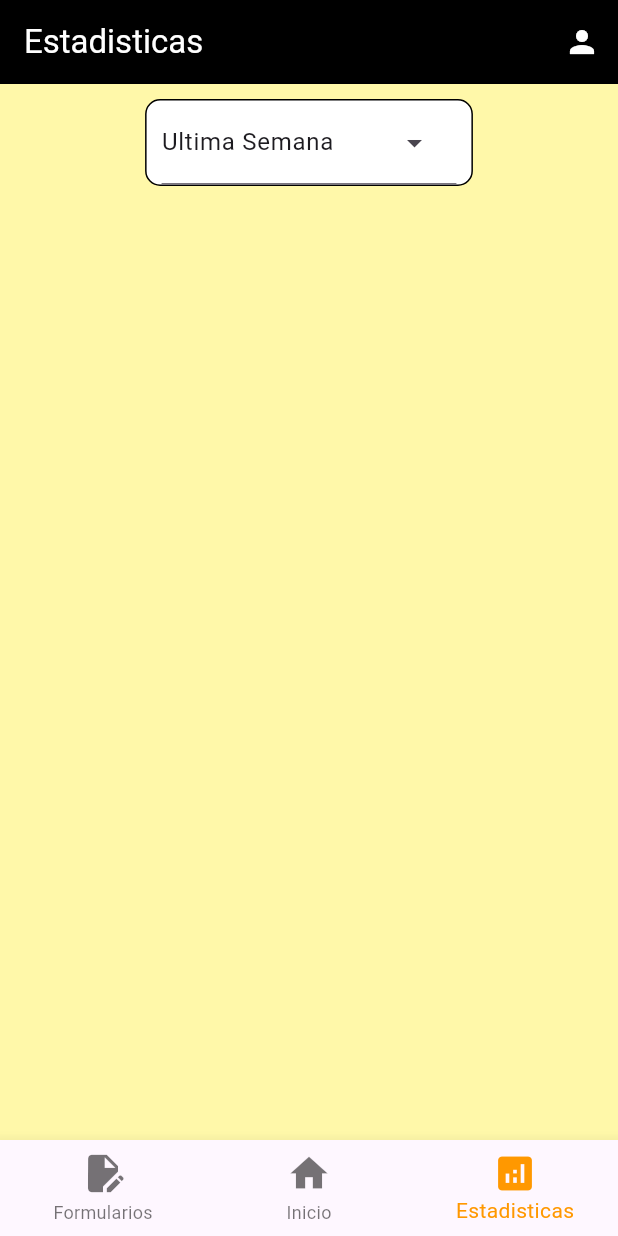
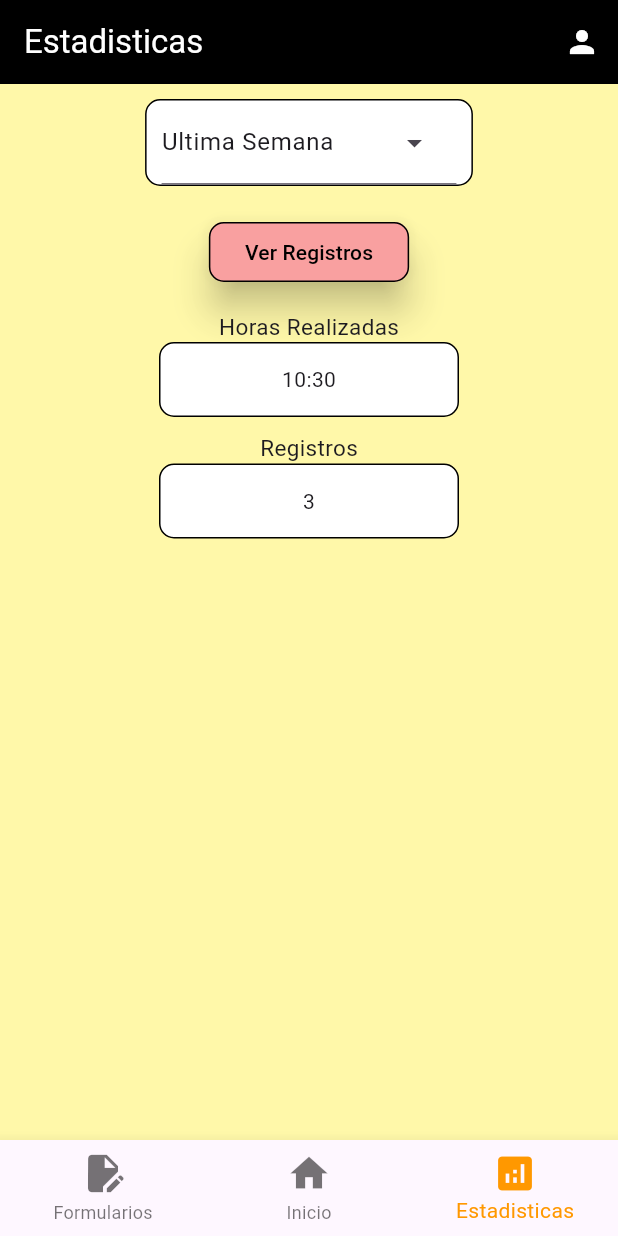
Before and after one commit to Michael-VillanuevaTorres/ProyectoBomberos, a Flutter app: the screen it shows after launch, item 3 of the bottom bar chosen, on a phone screen of 412 x 824 dp. Run offline on Flutter 3.47's test engine with Material 2 defaults, Android fonts, the phone set to English and light mode, and no system bars; our stand-ins replace dropdown_button2, fluttertoast.

```diff
--- a/app/lib/main.dart
+++ b/app/lib/main.dart
@@ -1,4 +1,5 @@
 import 'package:app/pages/menu.dart';
+import 'package:app/pages/register.dart';
 import 'package:flutter/material.dart';
 
 void main() {
@@ -12,6 +13,14 @@ class MyApp extends StatelessWidget {
   @override
   Widget build(BuildContext context) {
     return MaterialApp(
+      debugShowCheckedModeBanner: false,
+      // Definimos la ruta inicial
+      initialRoute: '/',
+      // Definimos la lista de rutas en nuestra aplicación
+      routes: <String, WidgetBuilder>{
+        //'/': (BuildContext context) => MenuPage(),
+        'registers': (BuildContext context) => tableRegister(),
+      },
       title: 'Flutter Demo',
       theme: ThemeData(
         // This is the theme of your application.
--- a/app/lib/pages/statistics.dart
+++ b/app/lib/pages/statistics.dart
@@ -1,3 +1,4 @@
+import 'package:app/pages/widget.dart';
 import 'package:flutter/material.dart';
 
 class statistics extends StatefulWidget {
@@ -10,6 +11,7 @@ class statistics extends StatefulWidget {
 class _statisticsState extends State<statistics> {
   List<String> list = <String>['Ultima Semana', 'Ultimo mes'];
   String dropdownValue = "";
+  //int registros = 3; // registros Semanales
 
   @override
   Widget build(BuildContext context) {
@@ -17,7 +19,7 @@ class _statisticsState extends State<statistics> {
       child: Column(
         children: [
           Container(
-            margin: EdgeInsets.only(top: 10),
+            margin: EdgeInsets.only(top: 10, bottom: 10),
             padding: EdgeInsets.only(left: 10, right: 10),
             decoration: BoxDecoration(
               color: Colors.white,
@@ -26,10 +28,10 @@ class _statisticsState extends State<statistics> {
             ),
             child: DropdownMenu<String>(
               initialSelection: list.first,
-              menuStyle: MenuStyle(
+              menuStyle: const MenuStyle(
                 backgroundColor: MaterialStatePropertyAll<Color>(Colors.white),
               ),
-              inputDecorationTheme: InputDecorationTheme(
+              inputDecorationTheme: const InputDecorationTheme(
                 focusColor: Colors.red,
               ),
               onSelected: (String? value) {
@@ -47,6 +49,47 @@ class _statisticsState extends State<statistics> {
                   .toList(),
             ),
           ),
+          Container(
+            padding: EdgeInsets.only(top: 10, bottom: 10),
+            child: ElevatedButton(
+              onPressed: () {
+                setState(() {
+                  Navigator.pushNamed(
+                    context,
+                    'registers',
+                    arguments: [
+                      {
+                        'title': "Registros",
+                        'registers': 3,
+                      },
+                      {
+                        'title': "Registros",
+                        'registers': 4,
+                      },
+                    ],
+                  );
+                });
+              },
+              style: ElevatedButton.styleFrom(
+                shape: const RoundedRectangleBorder(
+                  borderRadius: BorderRadius.all(Radius.circular(10)),
+                ),
+                foregroundColor: Colors.black,
+                backgroundColor: const Color.fromARGB(255, 249, 160, 160),
+                elevation: 10,
+                side: BorderSide(color: Colors.black, width: 1),
+              ), // Quitar el borde
+              child: Text("Ver Registros"),
+            ),
+          ),
+          Container(
+            margin: EdgeInsets.only(top: 5, bottom: 5),
+            child: Datahour(time: DateTime.now(), register: 1),
+          ),
+          Container(
+            margin: EdgeInsets.only(top: 5, bottom: 5),
+            child: Dataregister(title: "Registros"),
+          ),
         ],
       ),
     );
--- a/app/lib/pages/widget.dart
+++ b/app/lib/pages/widget.dart
@@ -4,10 +4,12 @@ class buttonMenu extends StatefulWidget {
   final Color color;
   final String text;
   final IconData icon;
+  final Function setTime;
   const buttonMenu({
     required this.color,
     required this.text,
     required this.icon,
+    required this.setTime,
   });
   @override
   State<buttonMenu> createState() => _buttonMenuState();
@@ -30,7 +32,11 @@ class _buttonMenuState extends State<buttonMenu> {
             backgroundColor: widget.color,
           ),
           onPressed: () {
-            print(DateTime.now());
+            setState(
+              () {
+                widget.setTime(1);
+              },
+            );
           },
           icon: Icon(widget.icon),
           label: Text(widget.text)),
@@ -65,3 +71,73 @@ class CustomAppBarAcceso extends StatelessWidget
     );
   }
 }
+
+class Datahour extends StatefulWidget {
+  //const Datahour({super.key});
+  DateTime time;
+  int register;
+  Datahour({required this.time, required this.register});
+  @override
+  State<Datahour> createState() => _DatahourState();
+}
+
+class _DatahourState extends State<Datahour> {
+  @override
+  Widget build(BuildContext context) {
+    return Column(
+      children: [
+        Text(
+          "Horas Realizadas",
+          style: TextStyle(fontSize: 15),
+        ),
+        Container(
+          height: 50,
+          width: 200,
+          decoration: BoxDecoration(
+            color: Colors.white,
+            borderRadius: BorderRadius.circular(10),
+            border: Border.all(color: Colors.black), // Quitar el borde
+          ),
+          child: Center(
+            child: Text("${widget.time.hour}:${widget.time.minute}"),
+          ),
+        ),
+      ],
+    );
+  }
+}
+
+class Dataregister extends StatefulWidget {
+  //const _Dataregister({super.key});
+  String title;
+  //int register;
+  Dataregister({required this.title}); //, required this.register});
+  @override
+  State<Dataregister> createState() => _DataregisterState();
+}
+
+class _DataregisterState extends State<Dataregister> {
+  @override
+  Widget build(BuildContext context) {
+    return Column(
+      children: [
+        Text(
+          widget.title,
+          style: TextStyle(fontSize: 15),
+        ),
+        Container(
+          height: 50,
+          width: 200,
+          decoration: BoxDecoration(
+            color: Colors.white,
+            borderRadius: BorderRadius.circular(10),
+            border: Border.all(color: Colors.black), // Quitar el borde
+          ),
+          child: Center(
+            child: Text("3"), // Entregar numero de registros
+          ),
+        ),
+      ],
+    );
+  }
+}
--- a/app/pubspec.yaml
+++ b/app/pubspec.yaml
@@ -35,6 +35,9 @@ dependencies:
   # The following adds the Cupertino Icons font to your application.
   # Use with the CupertinoIcons class for iOS style icons.
   cupertino_icons: ^1.0.2
+  http: ^1.1.0
+  fluttertoast: ^8.2.2
+  dropdown_button2: ^2.3.9
 
 dev_dependencies:
   flutter_test:
```
Also changed, not shown: app/lib/pages/forms.dart (added, +15 -0 lines), app/lib/pages/menu.dart (+58 -6 lines), app/pubspec.lock, 13 other files.
